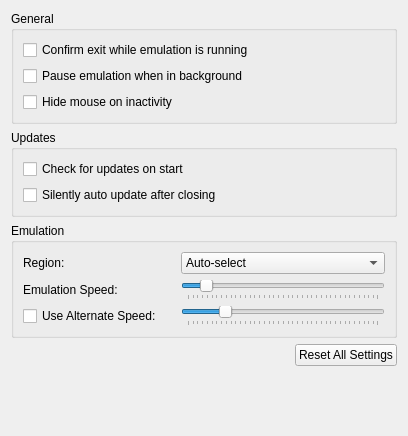
Above: src/citra_qt/configuration/configure_general.ui from eve2ptp/citra-canary before the change. Below: the same form after it.
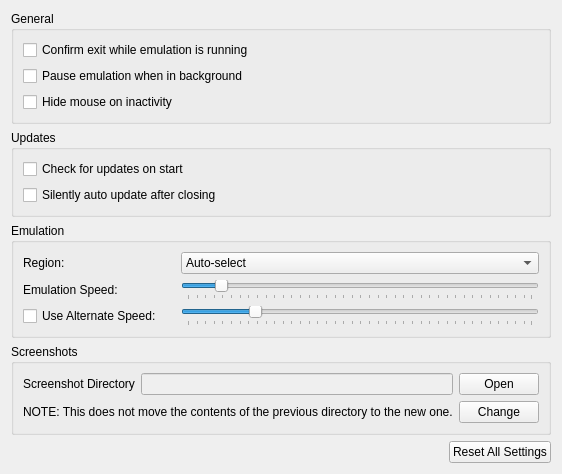
That is the form after the change.

The edit to the form file:
```diff
--- a/src/citra_qt/configuration/configure_general.ui
+++ b/src/citra_qt/configuration/configure_general.ui
@@ -213,6 +213,71 @@
        </layout>
       </widget>
      </item>
+     <item>
+      <widget class="QGroupBox" name="screenshot_group">
+       <property name="title">
+        <string>Screenshots</string>
+       </property>
+       <layout class="QVBoxLayout" name="verticalLayout_6">
+        <item>
+         <layout class="QHBoxLayout" name="horizontalLayout_2">
+          <item>
+           <widget class="QLabel" name="label_2">
+            <property name="text">
+             <string>Screenshot Directory</string>
+            </property>
+           </widget>
+          </item>
+          <item>
+           <widget class="QLineEdit" name="screenshot_dir_path">
+            <property name="enabled">
+             <bool>false</bool>
+            </property>
+           </widget>
+          </item>
+          <item>
+           <widget class="QPushButton" name="open_screenshot_dir">
+            <property name="text">
+             <string>Open</string>
+            </property>
+           </widget>
+          </item>
+         </layout>
+        </item>
+        <item>
+         <layout class="QHBoxLayout" name="horizontalLayout_3">
+          <item>
+           <widget class="QLabel" name="label_3">
+            <property name="text">
+             <string>NOTE: This does not move the contents of the previous directory to the new one.</string>
+            </property>
+           </widget>
+          </item>
+          <item>
+           <spacer name="horizontalSpacer">
+            <property name="orientation">
+             <enum>Qt::Horizontal</enum>
+            </property>
+            <property name="sizeHint" stdset="0">
+             <size>
+              <width>40</width>
+              <height>20</height>
+             </size>
+            </property>
+           </spacer>
+          </item>
+          <item>
+           <widget class="QPushButton" name="change_screenshot_dir">
+            <property name="text">
+             <string>Change</string>
+            </property>
+           </widget>
+          </item>
+         </layout>
+        </item>
+       </layout>
+      </widget>
+     </item>
      <item alignment="Qt::AlignRight">
       <widget class="QPushButton" name="button_reset_defaults">
        <property name="text">
```
Left out of the diff: 2 changed lines with no effect on the pictures.
